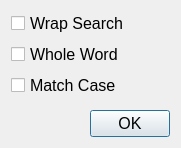
Old version of the form src/forms/search_settings.ui in the repository DinoZAR/CentralAccessReader.
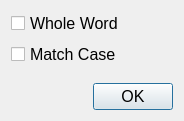
New version of the form.

Commit message: Made search feature always wrap. Updated the configuration file and GUI to reflect that change as well as the JavaScript.

What changed in the file:
```diff
--- a/src/forms/search_settings.ui
+++ b/src/forms/search_settings.ui
@@ -6,8 +6,8 @@
    <rect>
     <x>0</x>
     <y>0</y>
-    <width>181</width>
-    <height>148</height>
+    <width>184</width>
+    <height>121</height>
    </rect>
   </property>
   <property name="font">
@@ -21,13 +21,6 @@
   <layout class="QVBoxLayout" name="verticalLayout_2">
    <item>
     <layout class="QVBoxLayout" name="verticalLayout">
-     <item>
-      <widget class="QCheckBox" name="wrapCheckBox">
-       <property name="text">
-        <string>Wrap Search</string>
-       </property>
-      </widget>
-     </item>
      <item>
       <widget class="QCheckBox" name="wholeWordCheckBox">
        <property name="text">
@@ -57,19 +50,6 @@
      </property>
     </spacer>
    </item>
-   <item>
-    <spacer name="verticalSpacer">
-     <property name="orientation">
-      <enum>Qt::Vertical</enum>
-     </property>
-     <property name="sizeHint" stdset="0">
-      <size>
-       <width>20</width>
-       <height>40</height>
-      </size>
-     </property>
-    </spacer>
-   </item>
    <item>
     <layout class="QHBoxLayout" name="horizontalLayout">
      <item>
```
The commit also changes 7 other files.
